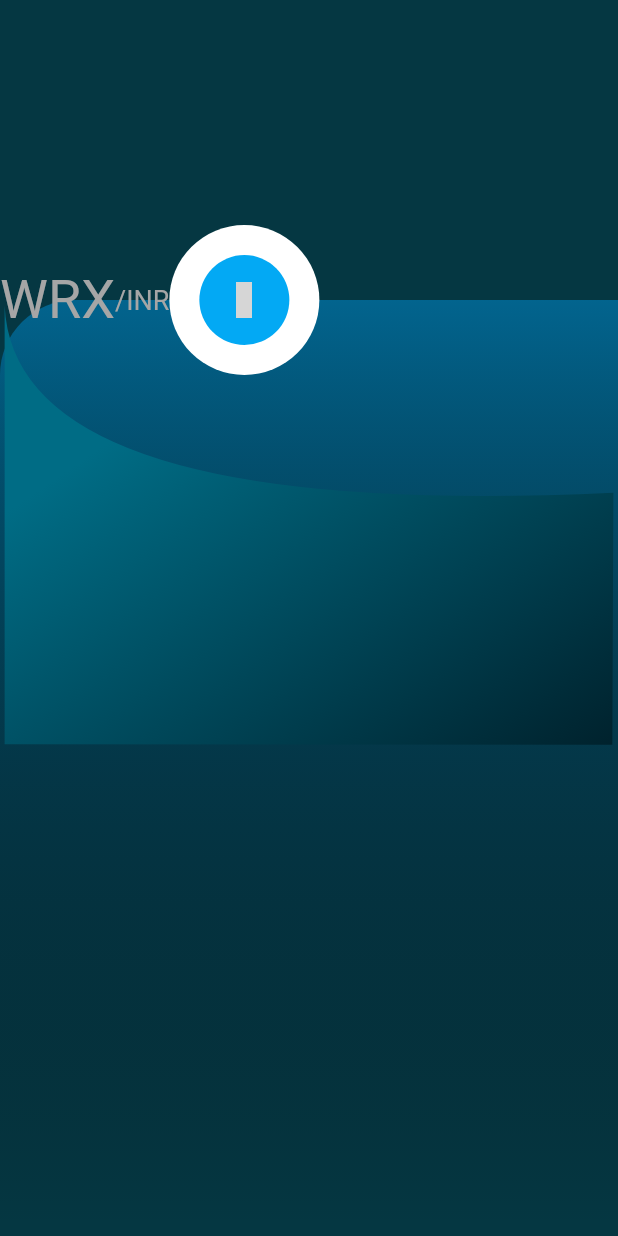
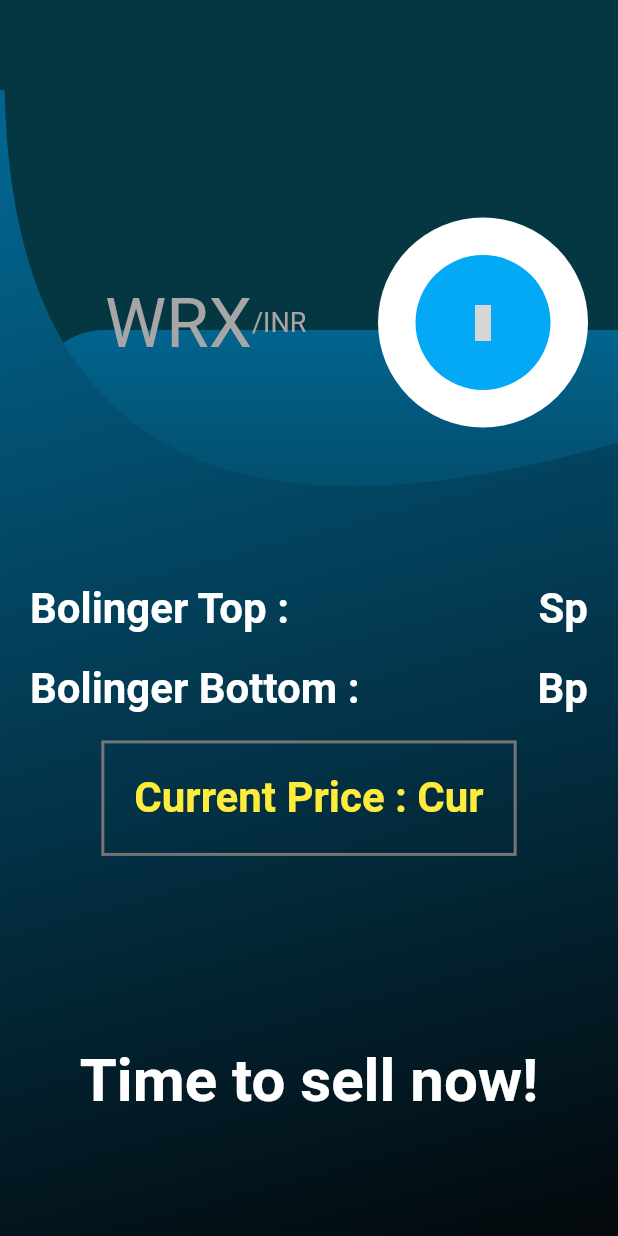
Before and after one commit to Angularsight/final_cryptoknight2, a Flutter app: the screen it shows after launch, on a phone screen of 412 x 824 dp. Run offline on Flutter 3.47's test engine with Material 2 defaults, Android fonts, the phone set to English and light mode, and no system bars; our stand-ins replace flutter_icons, google_fonts; grey boxes are pictures that could not be loaded.

Commit message:
DetailsPage
HalfBakedYA

```diff
--- a/lib/ui/detailsPage.dart
+++ b/lib/ui/detailsPage.dart
@@ -24,7 +24,7 @@ class _DetailsPageState extends State<DetailsPage> {
       body: Stack(
         children: [
           Padding(
-            padding: const EdgeInsets.only(top: 200),
+            padding: const EdgeInsets.only(top: 220, left: 20),
             child: Container(
               width: double.infinity,
               height: MediaQuery.of(context).size.height * 0.75,
@@ -34,39 +34,64 @@ class _DetailsPageState extends State<DetailsPage> {
             ),
           ),
           Padding(
-            padding: const EdgeInsets.only(top: 150.0),
+            padding: const EdgeInsets.only(top: 145.0, left: 70),
             child: Row(
+              mainAxisAlignment: MainAxisAlignment.spaceBetween,
               children: [
-                Text("WRX",
-                    style: GoogleFonts.roboto(
-                        fontSize: 36, color: Color(0xffA6A6A6))),
                 Row(
                   children: [
+                    Text("WRX",
+                        style: GoogleFonts.roboto(
+                            fontSize: 46, color: Color(0xffA6A6A6))),
                     Text("/INR",
                         style: GoogleFonts.roboto(
                             fontSize: 18, color: Color(0xffA6A6A6))),
-                    CircleAvatar(
-                      radius: 50,
-                      backgroundColor: Colors.white,
-                      child: CircleAvatar(
-                        radius: 30,
-                        backgroundColor: Colors.lightBlue,
-                        child: Icon(MaterialCommunityIcons.bitcoin),
-                      ),
-                    )
                   ],
-                  mainAxisAlignment: MainAxisAlignment.spaceBetween,
+                ),
+                Padding(
+                  padding: const EdgeInsets.symmetric(horizontal: 20),
+                  child: CircleAvatar(
+                    radius: 70,
+                    backgroundColor: Colors.white,
+                    child: CircleAvatar(
+                      radius: 45,
+                      backgroundColor: Colors.lightBlue,
+                      child: Icon(MaterialCommunityIcons.bitcoin,
+                          color: Colors.white),
+                    ),
+                  ),
                 )
               ],
             ),
           ),
           Padding(
-            padding: const EdgeInsets.only(top: 200),
+            padding: const EdgeInsets.only(top: 50),
             child: Container(
               width: double.infinity,
               child: CustomPaint(
-                size: Size(500,300), //You can Replace [WIDTH] with your desired width for Custom Paint and height will be calculated automatically
+                size: Size(500,
+                    2000), //You can Replace [WIDTH] with your desired width for Custom Paint and height will be calculated automatically
                 painter: RPSCustomPainter(),
+                child: Padding(
+                  padding: EdgeInsets.only(
+                      top: MediaQuery.of(context).size.height.toDouble() * 0.4),
+                  child: Column(
+                    mainAxisAlignment: MainAxisAlignment.spaceBetween,
+                    children: [
+                      Column(
+                        children: [
+                          buildRow("Bolinger Top", "Sp"),
+                          buildRow("Bolinger Bottom", "Bp"),
+                          buildRow("Current Price", "Cur"),
+                        ],
+                      ),
+                      Padding(
+                        padding: const EdgeInsets.only(bottom: 80.0),
+                        child: Text("Time to sell now!",style: GoogleFonts.k2d(fontWeight: FontWeight.bold,fontSize: 40,color: Colors.white)),
+                      )
+                    ],
+                  ),
+                ),
               ),
             ),
           )
@@ -74,38 +99,77 @@ class _DetailsPageState extends State<DetailsPage> {
       ),
     );
   }
+
+  Widget buildRow(String title, String value) {
+    return title != "Current Price"
+        ? Padding(
+            padding: const EdgeInsets.symmetric(horizontal: 20, vertical: 10),
+            child: Row(
+              mainAxisAlignment: MainAxisAlignment.spaceBetween,
+              children: [
+                Text(
+                  "$title : ",
+                  style: GoogleFonts.k2d(
+                      fontWeight: FontWeight.bold,
+                      fontSize: 28,
+                      color: Colors.white),
+                ),
+                Text("$value",
+                    style: GoogleFonts.k2d(
+                        fontWeight: FontWeight.bold,
+                        fontSize: 28,
+                        color: Colors.white))
+              ],
+            ),
+          )
+        : Padding(
+            padding: const EdgeInsets.all(8.0),
+            child: Container(
+              padding: EdgeInsets.all(20),
+              decoration: BoxDecoration(
+                  color: Colors.transparent,
+                  border: Border.all(
+                      width: 2,
+                      color: Colors.grey.shade600,
+                      style: BorderStyle.solid)),
+              child: Text("$title : $value",
+                  style: GoogleFonts.k2d(
+                      fontWeight: FontWeight.bold,
+                      fontSize: 28,
+                      color: Colors.yellow)),
+            ),
+          );
+  }
 }
 
-
-class RPSCustomPainter extends CustomPainter{
-
+class RPSCustomPainter extends CustomPainter {
   @override
   void paint(Canvas canvas, Size size) {
-
-
-
     Paint paint_0 = new Paint()
       ..color = Color.fromARGB(255, 33, 150, 243)
       ..style = PaintingStyle.fill
       ..strokeWidth = 1;
-    paint_0.shader = ui.Gradient.linear(Offset(size.width*0.50,size.height*0.01),Offset(size.width*0.99,size.height*0.99),[Color(0xff006c85),Color(0xff00222d)],[0.00,1.00]);
+    paint_0.shader = ui.Gradient.linear(
+        Offset(size.width * 0.50, size.height * 0.01),
+        Offset(size.width * 0.99, size.height * 0.99),
+        [Color(0xff02648E), Color(0xff03090C)],
+        [0.00, 1.00]);
 
     Path path_0 = Path();
-    path_0.moveTo(size.width*0.0075000,size.height*0.0128571);
-    path_0.lineTo(size.width*0.0075000,size.height*0.9871429);
-    path_0.lineTo(size.width*0.9908333,size.height*0.9885714);
-    path_0.quadraticBezierTo(size.width*0.9920833,size.height*0.5685714,size.width*0.9925000,size.height*0.4285714);
-    path_0.quadraticBezierTo(size.width*0.0237500,size.height*0.4903571,size.width*0.0075000,size.height*0.0128571);
+    path_0.moveTo(size.width * 0.0, size.height * 0.0128571);
+    path_0.lineTo(size.width * 0.0, size.height * 1.5);
+    path_0.lineTo(size.width * 1.5, size.height * 1.5);
+    path_0.quadraticBezierTo(size.width * 0.9920833, size.height * 0.5685714,
+        size.width * 1.1, size.height * 0.3);
+    path_0.quadraticBezierTo(size.width * 0.0237500, size.height * 0.4903571,
+        size.width * 0.0075000, size.height * 0.0128571);
     path_0.close();
 
     canvas.drawPath(path_0, paint_0);
-
-
   }
 
   @override
   bool shouldRepaint(covariant CustomPainter oldDelegate) {
     return true;
   }
-
 }
```
